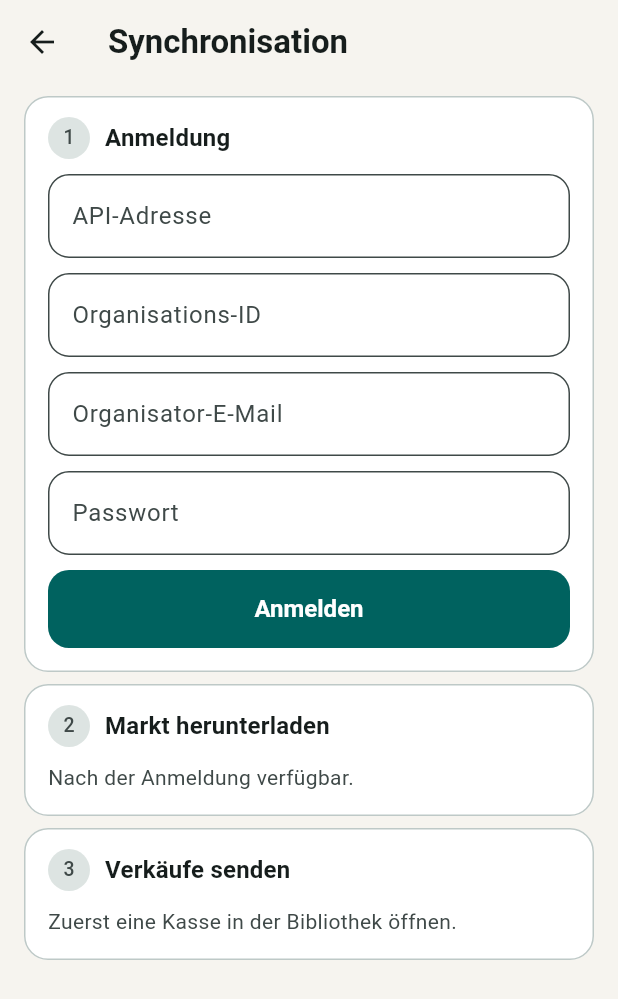
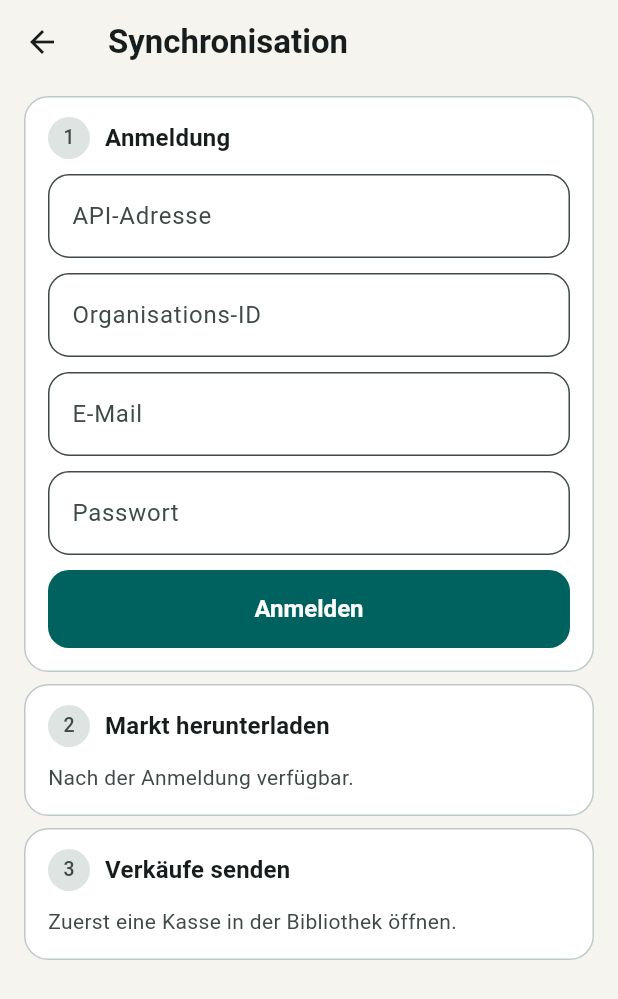
Before and after one commit to CodeName-666/FlohmarktNextGenMobileApp, a Flutter app: the SyncPage screen opened directly, on a phone screen of 412 x 824 dp. Shown: the top 999 px of the screen. Run offline on Flutter 3.47's test engine with Material 3 defaults, Android fonts, the phone set to English and light mode, and no system bars; our stand-ins replace file_picker, flutter_secure_storage, package_info_plus, pdf, printing, qr_flutter and 3 more; missing offline and left inert: mobile_scanner; accounts and stored records are empty.

Commit message:
KAN-587: Label the sign-in field for any market account (KAN-591)
Cashiers now sign in with their own account, so the field no longer
asks for the organizer's e-mail.

Co-Authored-By: Claude Opus 5.5 <noreply@anthropic.com>

```diff
--- a/app/lib/ui/sync_page.dart
+++ b/app/lib/ui/sync_page.dart
@@ -512,9 +512,7 @@ class _SyncPageState extends State<SyncPage> {
                     controller: _email,
                     enabled: !_busy,
                     keyboardType: TextInputType.emailAddress,
-                    decoration: const InputDecoration(
-                      labelText: 'Organisator-E-Mail',
-                    ),
+                    decoration: const InputDecoration(labelText: 'E-Mail'),
                   ),
                   TextField(
                     controller: _password,
```
Also changed, not shown: 1 other file.
